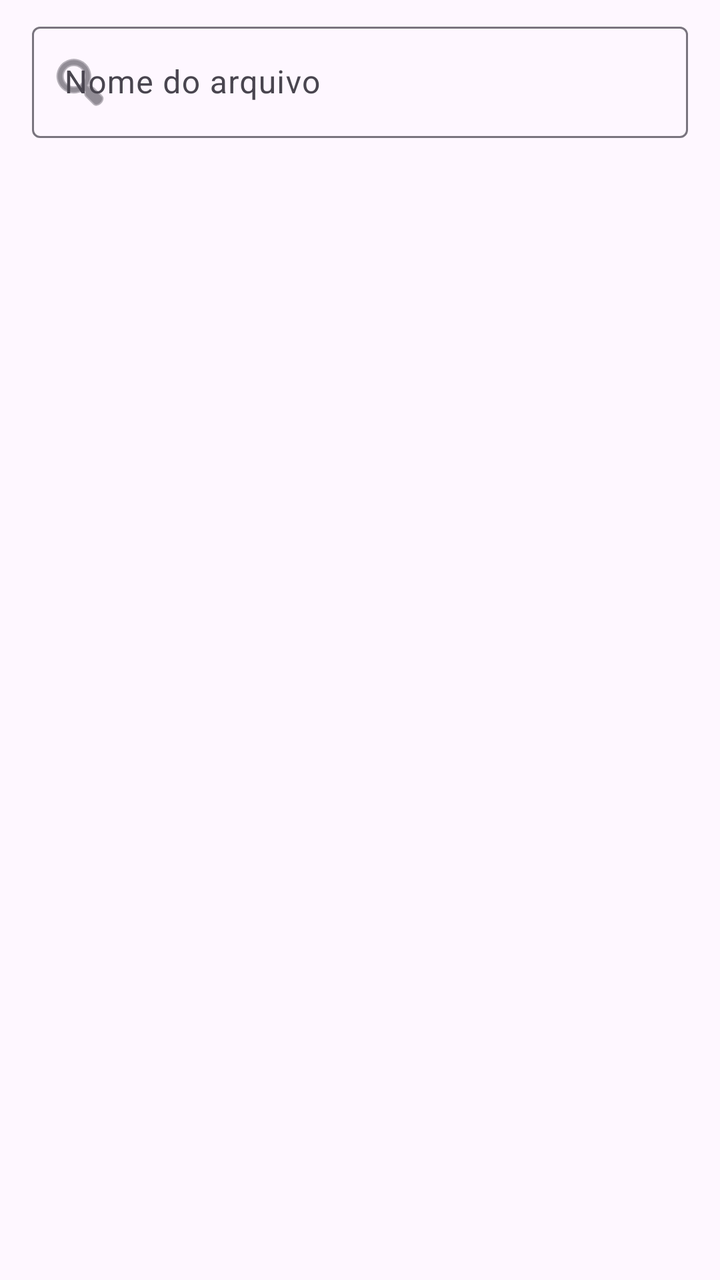
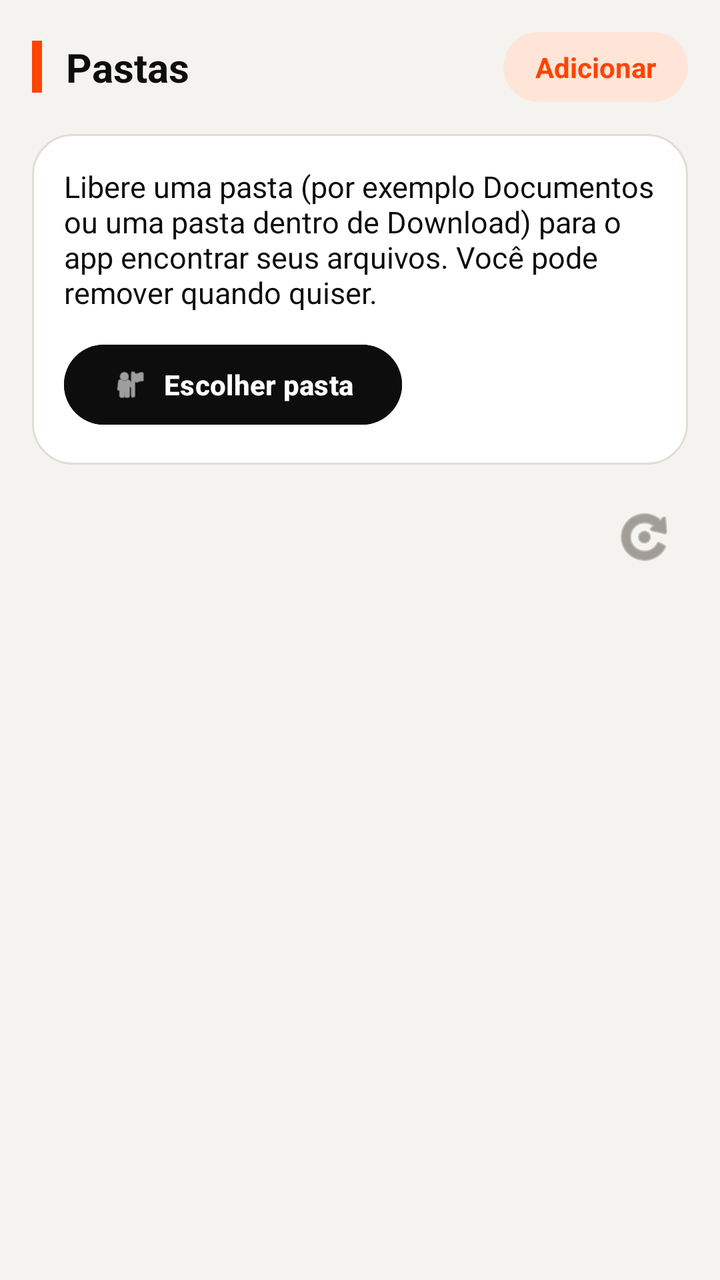

The first picture is an Android layout as it rendered before a commit; the second is the same layout after the commit. The layout source and the unified diff follow.
<!-- AndroidManifest.xml: application theme Base_AbreTudo -->
<!-- res/layout/fragment_arquivos.xml -->
<?xml version="1.0" encoding="utf-8"?>
<LinearLayout xmlns:android="http://schemas.android.com/apk/res/android"
    xmlns:app="http://schemas.android.com/apk/res-auto"
    android:layout_width="match_parent"
    android:layout_height="match_parent"
    android:orientation="vertical">

    <com.google.android.material.textfield.TextInputLayout
        android:layout_width="match_parent"
        android:layout_height="wrap_content"
        android:paddingStart="16dp"
        android:paddingTop="8dp"
        android:paddingEnd="16dp"
        app:startIconDrawable="@android:drawable/ic_menu_search">

        <com.google.android.material.textfield.TextInputEditText
            android:id="@+id/busca"
            android:layout_width="match_parent"
            android:layout_height="wrap_content"
            android:hint="Nome do arquivo"
            android:imeOptions="actionSearch"
            android:inputType="text"
            android:maxLines="1" />

    </com.google.android.material.textfield.TextInputLayout>

    <LinearLayout
        android:layout_width="match_parent"
        android:layout_height="wrap_content"
        android:gravity="center_vertical"
        android:orientation="horizontal"
        android:paddingStart="8dp"
        android:paddingEnd="16dp">

        <com.google.android.material.button.MaterialButton
            android:id="@+id/ordem"
            style="@style/Widget.Material3.Button.TextButton"
            android:layout_width="wrap_content"
            android:layout_height="wrap_content" />

        <TextView
            android:id="@+id/totalArquivos"
            android:layout_width="0dp"
            android:layout_height="wrap_content"
            android:layout_weight="1"
            android:gravity="end"
            android:textAppearance="?attr/textAppearanceBodySmall"
            android:textColor="?attr/colorOnSurfaceVariant" />

    </LinearLayout>

    <FrameLayout
        android:layout_width="match_parent"
        android:layout_height="0dp"
        android:layout_weight="1">

        <androidx.recyclerview.widget.RecyclerView
            android:id="@+id/lista"
            android:layout_width="match_parent"
            android:layout_height="match_parent"
            android:clipToPadding="false"
            android:paddingBottom="144dp" />

        <TextView
            android:id="@+id/vazio"
            android:layout_width="wrap_content"
            android:layout_height="wrap_content"
            android:layout_gravity="center"
            android:gravity="center"
            android:padding="32dp"
            android:textAppearance="?attr/textAppearanceBodyLarge"
            android:textColor="?attr/colorOnSurfaceVariant"
            android:visibility="gone" />

    </FrameLayout>

</LinearLayout>
<!-- resources referenced by this layout -->
<resources>
  <style name="Base_AbreTudo" parent="Theme.Material3.DayNight.NoActionBar" />
</resources>

<!-- the commit's change to res/layout/fragment_arquivos.xml (unified diff, before → after) -->
@@ -5,24 +5,96 @@
     android:layout_height="match_parent"
     android:orientation="vertical">
 
-    <com.google.android.material.textfield.TextInputLayout
+    <LinearLayout
         android:layout_width="match_parent"
         android:layout_height="wrap_content"
+        android:gravity="center_vertical"
+        android:orientation="horizontal"
         android:paddingStart="16dp"
-        android:paddingTop="8dp"
+        android:paddingTop="16dp"
         android:paddingEnd="16dp"
-        app:startIconDrawable="@android:drawable/ic_menu_search">
+        android:paddingBottom="8dp">
 
-        <com.google.android.material.textfield.TextInputEditText
-            android:id="@+id/busca"
+        <View
+            android:layout_width="5dp"
+            android:layout_height="26dp"
+            android:background="@color/app_laranja"
+            android:id="@+id/barra" />
+
+        <TextView
+            android:layout_width="0dp"
+            android:layout_height="wrap_content"
+            android:layout_marginStart="12dp"
+            android:layout_weight="1"
+            android:text="Pastas"
+            android:textColor="@color/app_texto"
+            android:textSize="20sp"
+            android:textStyle="bold" />
+
+        <TextView
+            android:id="@+id/adicionarPasta"
+            android:layout_width="wrap_content"
+            android:layout_height="wrap_content"
+            android:background="@drawable/pilula_fundo"
+            android:paddingStart="16dp"
+            android:paddingTop="8dp"
+            android:paddingEnd="16dp"
+            android:paddingBottom="8dp"
+            android:text="Adicionar"
+            android:textColor="@color/app_laranja"
+            android:textStyle="bold" />
+
+    </LinearLayout>
+
+    <LinearLayout
+        android:layout_width="match_parent"
+        android:layout_height="wrap_content"
+        android:layout_marginStart="16dp"
+        android:layout_marginTop="8dp"
+        android:layout_marginEnd="16dp"
+        android:background="@drawable/card_fundo"
+        android:orientation="vertical"
+        android:padding="16dp">
+
+        <TextView
             android:layout_width="match_parent"
             android:layout_height="wrap_content"
-            android:hint="Nome do arquivo"
-            android:imeOptions="actionSearch"
-            android:inputType="text"
-            android:maxLines="1" />
+            android:text="Libere uma pasta (por exemplo Documentos ou uma pasta dentro de Download) para o app encontrar seus arquivos. Você pode remover quando quiser."
+            android:textColor="@color/app_texto"
+            android:textSize="15sp" />
 
-    </com.google.android.material.textfield.TextInputLayout>
+        <com.google.android.material.button.MaterialButton
+            android:id="@+id/escolherPasta"
+            android:layout_width="wrap_content"
+            android:layout_height="wrap_content"
+            android:layout_marginTop="12dp"
+            android:backgroundTint="@color/app_tile"
+            android:text="Escolher pasta"
+            android:textColor="@color/app_cartao"
+            android:textStyle="bold"
+            app:cornerRadius="50dp"
+            app:icon="@android:drawable/ic_menu_myplaces"
+            app:iconTint="@color/app_cartao" />
+
+    </LinearLayout>
+
+    <HorizontalScrollView
+        android:layout_width="match_parent"
+        android:layout_height="wrap_content"
+        android:layout_marginTop="12dp"
+        android:scrollbars="none">
+
+        <com.google.android.material.chip.ChipGroup
+            android:id="@+id/filtros"
+            android:layout_width="wrap_content"
+            android:layout_height="wrap_content"
+            android:paddingStart="16dp"
+            android:paddingEnd="16dp"
+            app:selectionRequired="true"
+            app:singleLine="true"
+            app:singleSelection="true" />
+
+    </HorizontalScrollView>
 
     <LinearLayout
         android:layout_width="match_parent"
@@ -36,7 +108,8 @@
             android:id="@+id/ordem"
             style="@style/Widget.Material3.Button.TextButton"
             android:layout_width="wrap_content"
-            android:layout_height="wrap_content" />
+            android:layout_height="wrap_content"
+            android:textColor="@color/app_texto_secundario" />
 
         <TextView
             android:id="@+id/totalArquivos"
@@ -44,8 +117,17 @@
             android:layout_height="wrap_content"
             android:layout_weight="1"
             android:gravity="end"
-            android:textAppearance="?attr/textAppearanceBodySmall"
-            android:textColor="?attr/colorOnSurfaceVariant" />
+            android:textColor="@color/app_texto_secundario"
+            android:textSize="14sp" />
+
+        <ImageButton
+            android:id="@+id/atualizar"
+            android:layout_width="44dp"
+            android:layout_height="44dp"
+            android:background="?attr/selectableItemBackgroundBorderless"
+            android:contentDescription="Atualizar"
+            android:src="@android:drawable/ic_menu_rotate"
+            app:tint="@color/app_texto_secundario" />
 
     </LinearLayout>
 
@@ -59,19 +141,59 @@
             android:layout_width="match_parent"
             android:layout_height="match_parent"
             android:clipToPadding="false"
-            android:paddingBottom="144dp" />
+            android:paddingTop="6dp"
+            android:paddingBottom="120dp" />
 
-        <TextView
+        <include
             android:id="@+id/vazio"
-            android:layout_width="wrap_content"
-            android:layout_height="wrap_content"
+            layout="@layout/estado_vazio"
             android:layout_gravity="center"
-            android:gravity="center"
-            android:padding="32dp"
-            android:textAppearance="?attr/textAppearanceBodyLarge"
-            android:textColor="?attr/colorOnSurfaceVariant"
             android:visibility="gone" />
 
     </FrameLayout>
 
 </LinearLayout>
+<!-- res/layout/estado_vazio.xml (included above) -->
+<?xml version="1.0" encoding="utf-8"?>
+<LinearLayout xmlns:android="http://schemas.android.com/apk/res/android"
+    xmlns:app="http://schemas.android.com/apk/res-auto"
+    android:layout_width="wrap_content"
+    android:layout_height="wrap_content"
+    android:gravity="center_horizontal"
+    android:orientation="vertical"
+    android:padding="32dp">
+
+    <FrameLayout
+        android:layout_width="80dp"
+        android:layout_height="80dp"
+        android:background="@drawable/tile_fundo">
+
+        <ImageView
+            android:id="@+id/vazioIcone"
+            android:layout_width="36dp"
+            android:layout_height="36dp"
+            android:layout_gravity="center"
+            android:src="@android:drawable/btn_star_big_off"
+            app:tint="@color/app_tile_icone" />
+
+    </FrameLayout>
+
+    <TextView
+        android:id="@+id/vazioTitulo"
+        android:layout_width="wrap_content"
+        android:layout_height="wrap_content"
+        android:layout_marginTop="20dp"
+        android:textColor="@color/app_texto"
+        android:textSize="20sp"
+        android:textStyle="bold" />
+
+    <TextView
+        android:id="@+id/vazioTexto"
+        android:layout_width="wrap_content"
+        android:layout_height="wrap_content"
+        android:layout_marginTop="8dp"
+        android:gravity="center"
+        android:textColor="@color/app_texto_secundario"
+        android:textSize="15sp" />
+
+</LinearLayout>
<!-- resource entries referenced after the edit -->
@@ -1,5 +1,37 @@
 <!-- resources referenced by this layout -->
 <resources>
-  <style name="Base_AbreTudo" parent="Theme.Material3.DayNight.NoActionBar" />
+  <color name="app_cartao">#FFFFFF</color>
+  <color name="app_laranja">#FF4303</color>
+  <color name="app_texto">#0D0D0D</color>
+  <color name="app_texto_secundario">#6A635D</color>
+  <color name="app_tile">#0D0D0D</color>
+  <color name="app_tile_icone">#FF9A5C</color>
+  <!-- drawable card_fundo (drawable) -->
+  <?xml version="1.0" encoding="utf-8"?>
+  <shape xmlns:android="http://schemas.android.com/apk/res/android" android:shape="rectangle">
+      <solid android:color="@color/app_cartao" />
+      <corners android:radius="20dp" />
+      <stroke android:width="1dp" android:color="@color/app_borda" />
+  </shape>
+  <!-- drawable pilula_fundo (drawable) -->
+  <?xml version="1.0" encoding="utf-8"?>
+  <shape xmlns:android="http://schemas.android.com/apk/res/android" android:shape="rectangle">
+      <solid android:color="@color/app_pilula" />
+      <corners android:radius="50dp" />
+  </shape>
+  <!-- drawable tile_fundo (drawable) -->
+  <?xml version="1.0" encoding="utf-8"?>
+  <shape xmlns:android="http://schemas.android.com/apk/res/android" android:shape="rectangle">
+      <solid android:color="@color/app_tile" />
+      <corners android:radius="14dp" />
+  </shape>
+  <style name="Base_AbreTudo" parent="Theme.Material3.DayNight.NoActionBar">
+          <item name="android:windowBackground">@color/app_fundo</item>
+          <item name="colorSecondaryContainer">@color/app_pilula</item>
+          <item name="colorOnSecondaryContainer">@color/app_laranja</item>
+      </style>
+  <color name="app_borda">#E2DDD7</color>
+  <color name="app_pilula">#FFE5D8</color>
+  <color name="app_fundo">#F4F3EF</color>
 </resources>
 
